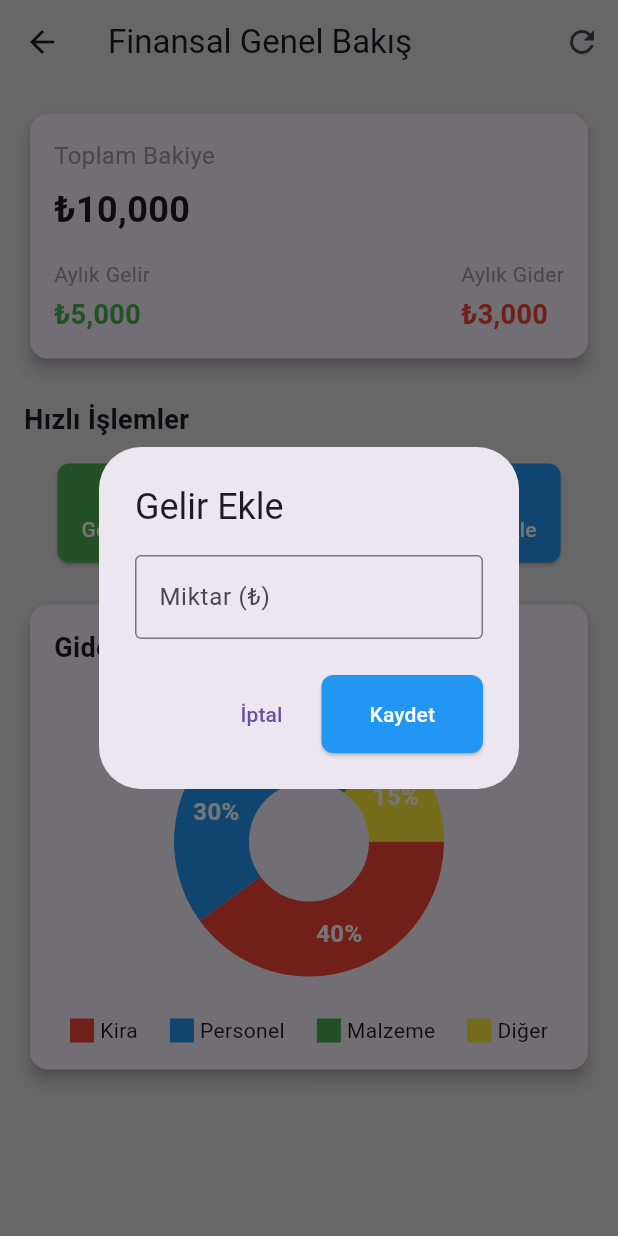
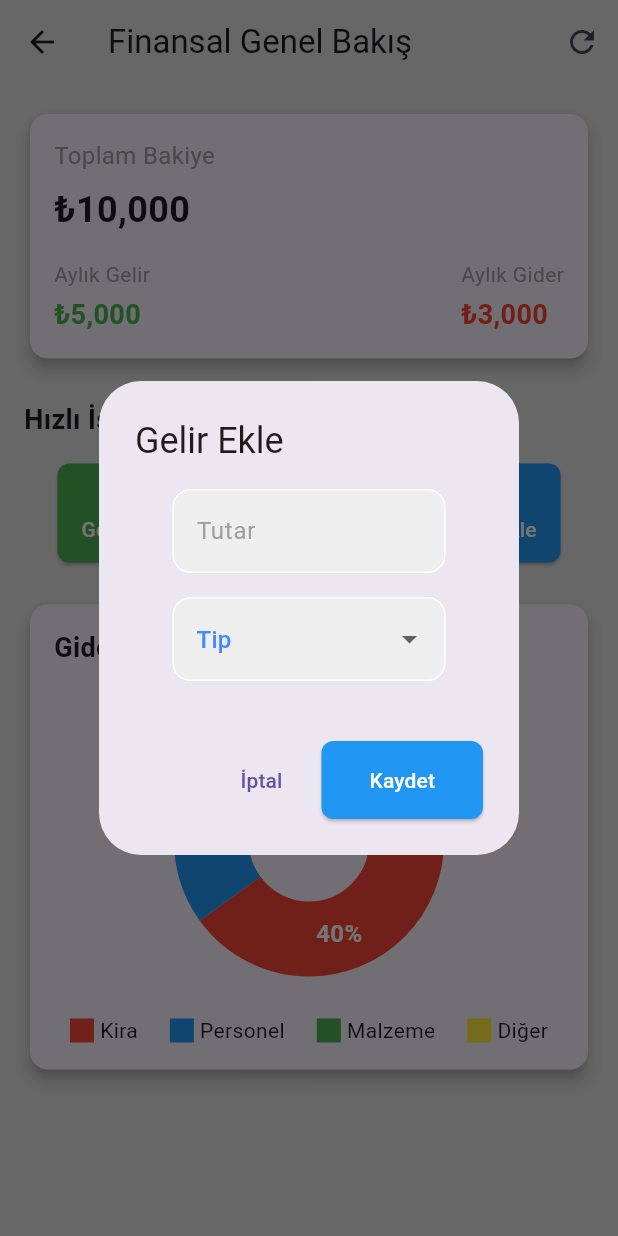
Before and after one commit to fatihkurtl/account_net, a Flutter app: the FinancialOverviewScreen screen opened by its route, after a tap on "Gelir Ekle", on a phone screen of 412 x 824 dp. Run offline on Flutter 3.47's test engine with Material 3 defaults, Android fonts, the phone set to English and light mode, and no system bars; drawn by our look-alikes of fl_chart; our stand-ins replace flutter_slidable.

Commit message:
financial_overview/edited

```diff
--- a/lib/core/widgets/home/financial_summary.dart
+++ b/lib/core/widgets/home/financial_summary.dart
@@ -13,7 +13,7 @@ class _FinancialSummaryState extends State<FinancialSummary> {
     return Card(
       elevation: 4,
       shape: RoundedRectangleBorder(borderRadius: BorderRadius.circular(16)),
-      color: Colors.grey[100],
+      color: Colors.grey[200],
       child: Padding(
         padding: const EdgeInsets.symmetric(vertical: 20.0, horizontal: 16.0),
         child: Column(
--- a/lib/core/widgets/overview/quick_actions.dart
+++ b/lib/core/widgets/overview/quick_actions.dart
@@ -1,7 +1,17 @@
 import 'package:flutter/material.dart';
+import 'package:account_net/core/components/custom_dropdown.dart';
+import 'package:account_net/core/components/custom_textfield.dart';
 
-class QueickActions extends StatelessWidget {
+class QueickActions extends StatefulWidget {
   const QueickActions({super.key});
+
+  @override
+  State<QueickActions> createState() => _QueickActionsState();
+}
+
+class _QueickActionsState extends State<QueickActions> {
+  final amountController = TextEditingController();
+  String? selectedType;
 
   @override
   Widget build(BuildContext context) {
@@ -49,12 +59,23 @@ class QueickActions extends StatelessWidget {
       builder: (BuildContext context) {
         return AlertDialog(
           title: Text(action),
-          content: const TextField(
-            keyboardType: TextInputType.number,
-            decoration: InputDecoration(
-              labelText: 'Miktar (₺)',
-              border: OutlineInputBorder(),
-            ),
+          content: Column(
+            mainAxisSize: MainAxisSize.min,
+            children: [
+              CustomTextField(controller: amountController, hintText: 'Tutar', obscureText: false),
+              const SizedBox(height: 16),
+              CustomDropdown(
+                hintText: 'Tip',
+                items: const ['Kira', 'Satış', 'Hizmet', 'Diğer'],
+                selectedItem: selectedType,
+                onChanged: (String? newValue) {
+                  setState(() {
+                    selectedType = newValue;
+                  });
+                },
+              ),
+              const SizedBox(height: 16),
+            ],
           ),
           actions: [
             TextButton(
--- a/lib/core/widgets/revenue_chart.dart
+++ b/lib/core/widgets/revenue_chart.dart
@@ -14,6 +14,7 @@ class _RevenueChartState extends State<RevenueChart> {
     return Card(
       elevation: 4,
       shape: RoundedRectangleBorder(borderRadius: BorderRadius.circular(12)),
+      color: Colors.grey[200],
       child: Padding(
         padding: const EdgeInsets.all(16.0),
         child: Column(
--- a/lib/screens/add_business.dart
+++ b/lib/screens/add_business.dart
@@ -16,13 +16,12 @@ class _AddBusinessScreenState extends State<AddBusinessScreen> {
   final businessPhoneController = TextEditingController();
   final monthlyIncomeController = TextEditingController();
   final businessAddressController = TextEditingController();
+  String? selectedSector;
 
   void addBusiness() {
     debugPrint('Add Company button pressed');
     Navigator.pushNamed(context, '/home');
   }
-
-  String? selectedSector;
 
   @override
   Widget build(BuildContext context) {
```
Also changed, not shown: lib/core/components/custom_date.dart (added, +65 -0 lines).
